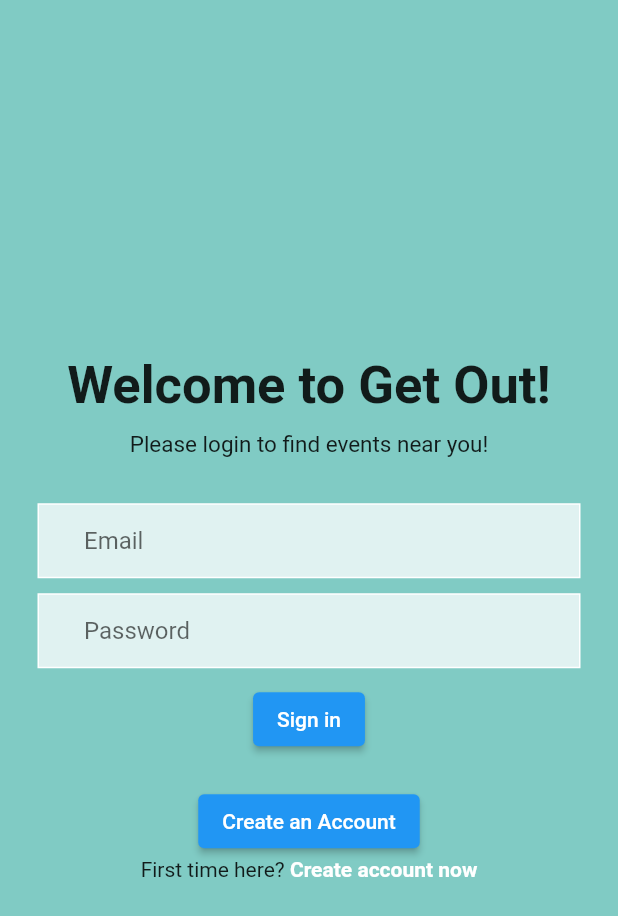
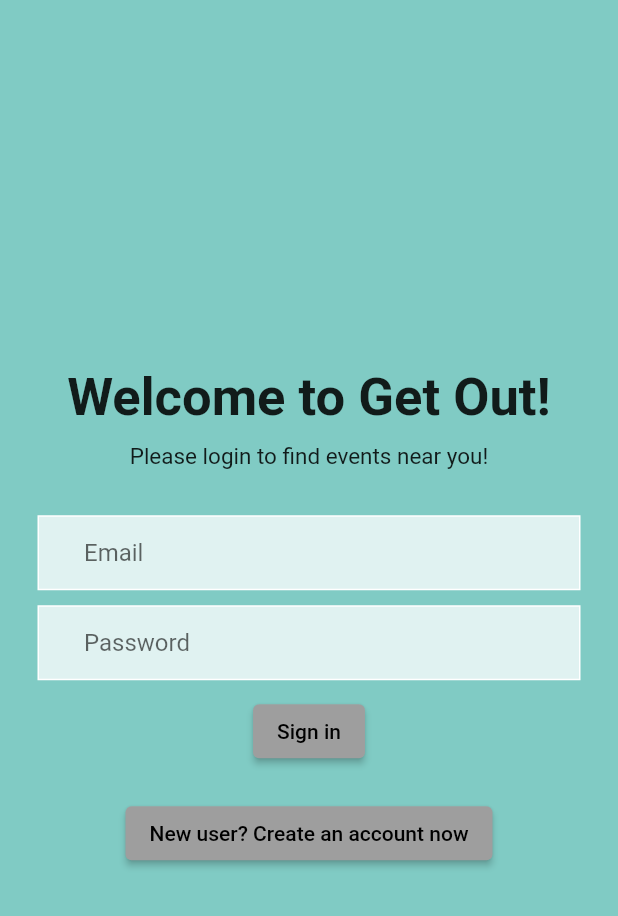
Before and after one commit to sergiovasquez122/491b, a Flutter app: the screen it shows after launch, on a phone screen of 412 x 824 dp. Shown: the top 916 px of the screen. Run offline on Flutter 3.47's test engine with Material 2 defaults, Android fonts, the light colour scheme and no system bars; our stand-ins replace firebase_auth; accounts and stored records are empty.

Commit message:
Refactoring UI
Cleaned up Login UI buttons and text.

```diff
--- a/getoutapp/lib/main.dart
+++ b/getoutapp/lib/main.dart
@@ -17,7 +17,7 @@ class MyApp extends StatelessWidget {
       title: 'Flutter Demo',
       initialRoute: '/',
       theme: ThemeData(
-        primarySwatch: Colors.blue,
+        primarySwatch: Colors.grey,
       ),
       routes: {
         '/': (context) => const LoginView(),
--- a/getoutapp/lib/ui/login/login_view.dart
+++ b/getoutapp/lib/ui/login/login_view.dart
@@ -105,21 +105,21 @@ class _LoginView extends State<LoginView> {
                       onPressed: () {
                         Navigator.pushNamed(context, '/second');
                       },
-                      child: const Text('Create an Account'),
+                      child: const Text('New user? Create an account now'),
                     )),
 
                 // First time? Register Now
-                Row(
-                  mainAxisAlignment: MainAxisAlignment.center,
-                  children: [
-                    Text('First time here?'),
-                    Text(' Create account now',
-                        style: TextStyle(
-                          color: Colors.white,
-                          fontWeight: FontWeight.bold,
-                        ))
-                  ],
-                ),
+                //Row(
+                  //mainAxisAlignment: MainAxisAlignment.center,
+                  //children: [
+                    //Text('First time here?'),
+                    //Text(' Create account now',
+                        //style: TextStyle(
+                          //color: Colors.white,
+                          //fontWeight: FontWeight.bold,
+                        //))
+                  //],
+                //),
               ],
             ),
           ),
```
